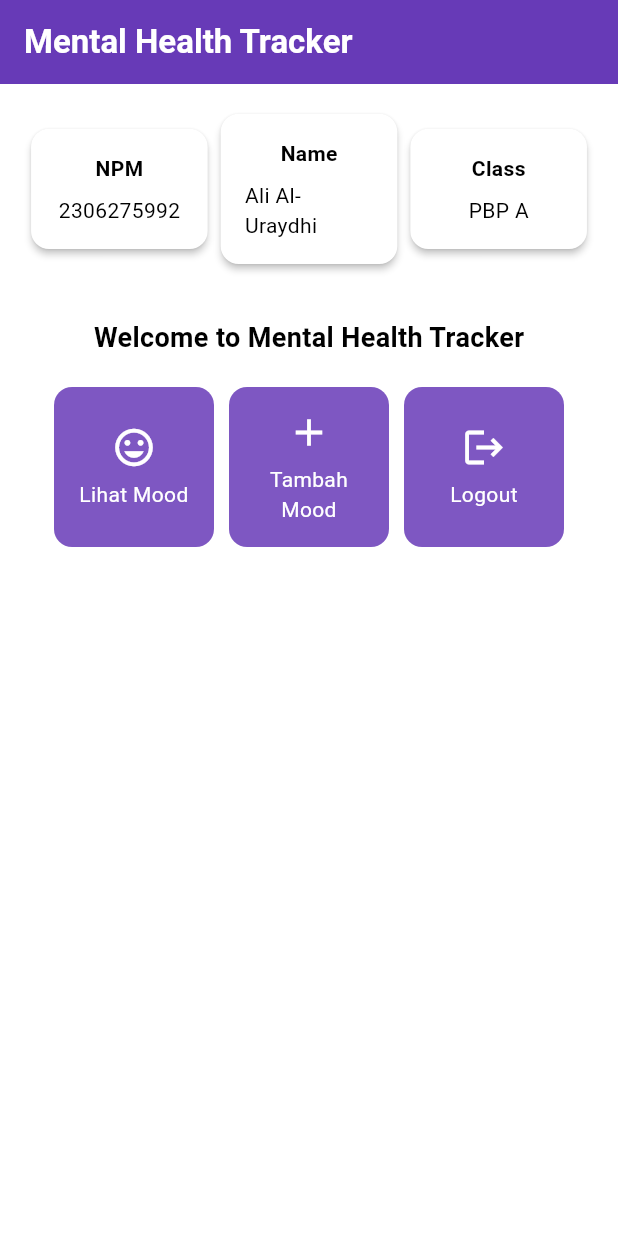
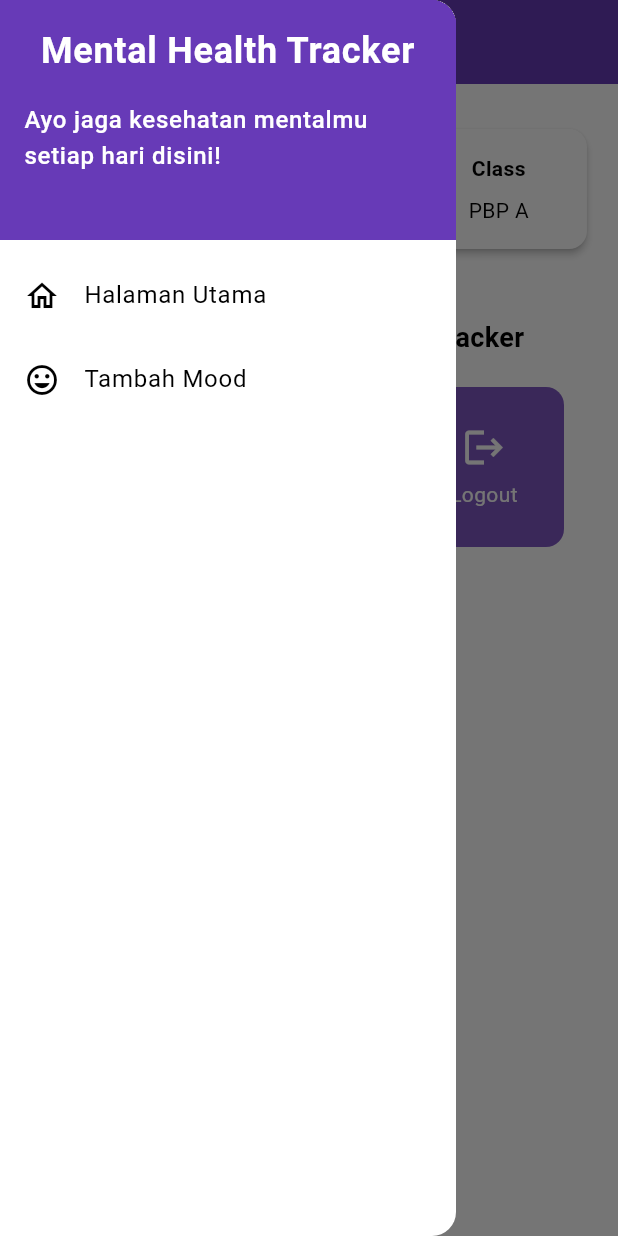
Before and after one commit to alialuraydhi/mental-health-tracker-mobile, a Flutter app: the screen it shows after launch, with the side drawer open (before the commit the screen has no drawer), on a phone screen of 412 x 824 dp. Run offline on Flutter 3.47's test engine with Material 3 defaults, Android fonts, the phone set to English and light mode, and no system bars.

Commit message:
tutorial 7

```diff
--- a/lib/main.dart
+++ b/lib/main.dart
@@ -1,5 +1,5 @@
 import 'package:flutter/material.dart';
-import 'package:mental_health_tracker/menu.dart';
+import 'package:mental_health_tracker/screens/menu.dart';
 
 void main() {
   runApp(const MyApp());
@@ -12,7 +12,7 @@ class MyApp extends StatelessWidget {
   @override
   Widget build(BuildContext context) {
     return MaterialApp(
-      title: 'Flutter Demo',
+      title: 'Flutter Page',
       theme: ThemeData(
         // This is the theme of your application.
         //
@@ -29,8 +29,8 @@ class MyApp extends StatelessWidget {
         //
         // This works for code too, not just values: Most code changes can be
         // tested with just a hot reload.
-         colorScheme: ColorScheme.fromSwatch(
-              primarySwatch: Colors.deepPurple,
+        colorScheme: ColorScheme.fromSwatch(
+          primarySwatch: Colors.deepPurple,
         ).copyWith(secondary: Colors.deepPurple[400]),
         useMaterial3: true,
       ),
--- a/lib/menu.dart
+++ /dev/null
@@ -1,188 +0,0 @@
-import 'package:flutter/material.dart';
-
-class MyHomePage extends StatelessWidget {
-    final String npm = '2306275992'; // NPM
-    final String name = 'Ali Al-Uraydhi'; // Nama
-    final String className = 'PBP A'; // Kelas
-    MyHomePage({super.key});
-
-  @override
-  Widget build(BuildContext context) {
-    // Scaffold menyediakan struktur dasar halaman dengan AppBar dan body.
-    return Scaffold(
-      // AppBar adalah bagian atas halaman yang menampilkan judul.
-      appBar: AppBar(
-        // Judul aplikasi "Mental Health Tracker" dengan teks putih dan tebal.
-        title: const Text(
-          'Mental Health Tracker',
-          style: TextStyle(
-            color: Colors.white,
-            fontWeight: FontWeight.bold,
-          ),
-        ),
-        // Warna latar belakang AppBar diambil dari skema warna tema aplikasi.
-        backgroundColor: Theme.of(context).colorScheme.primary,
-      ),
-      // Body halaman dengan padding di sekelilingnya.
-      body: Padding(
-        padding: const EdgeInsets.all(16.0),
-        // Menyusun widget secara vertikal dalam sebuah kolom.
-        child: Column(
-          crossAxisAlignment: CrossAxisAlignment.center,
-          children: [
-            // Row untuk menampilkan 3 InfoCard secara horizontal.
-            Row(
-              mainAxisAlignment: MainAxisAlignment.spaceEvenly,
-              children: [
-                InfoCard(title: 'NPM', content: npm),
-                InfoCard(title: 'Name', content: name),
-                InfoCard(title: 'Class', content: className),
-              ],
-            ),
-
-            // Memberikan jarak vertikal 16 unit.
-            const SizedBox(height: 16.0),
-
-            // Menempatkan widget berikutnya di tengah halaman.
-            Center(
-              child: Column(
-                // Menyusun teks dan grid item secara vertikal.
-
-                children: [
-                  // Menampilkan teks sambutan dengan gaya tebal dan ukuran 18.
-                  const Padding(
-                    padding: EdgeInsets.only(top: 16.0),
-                    child: Text(
-                      'Welcome to Mental Health Tracker',
-                      style: TextStyle(
-                        fontWeight: FontWeight.bold,
-                        fontSize: 18.0,
-                      ),
-                    ),
-                  ),
-
-                  // Grid untuk menampilkan ItemCard dalam bentuk grid 3 kolom.
-                  GridView.count(
-                    primary: true,
-                    padding: const EdgeInsets.all(20),
-                    crossAxisSpacing: 10,
-                    mainAxisSpacing: 10,
-                    crossAxisCount: 3,
-                    // Agar grid menyesuaikan tinggi kontennya.
-                    shrinkWrap: true,
-
-                    // Menampilkan ItemCard untuk setiap item dalam list items.
-                    children: items.map((ItemHomepage item) {
-                      return ItemCard(item);
-                    }).toList(),
-                  ),
-                ],
-              ),
-            ),
-          ],
-        ),
-      ),
-    );
-  }
-
-
-    final List<ItemHomepage> items = [
-         ItemHomepage("Lihat Mood", Icons.mood),
-         ItemHomepage("Tambah Mood", Icons.add),
-         ItemHomepage("Logout", Icons.logout),
-    ];
-}
-
-class InfoCard extends StatelessWidget {
-  // Kartu informasi yang menampilkan title dan content.
-
-  final String title;  // Judul kartu.
-  final String content;  // Isi kartu.
-
-  const InfoCard({super.key, required this.title, required this.content});
-
-  @override
-  Widget build(BuildContext context) {
-    return Card(
-      // Membuat kotak kartu dengan bayangan dibawahnya.
-      elevation: 2.0,
-      child: Container(
-        // Mengatur ukuran dan jarak di dalam kartu.
-        width: MediaQuery.of(context).size.width / 3.5, // menyesuaikan dengan lebar device yang digunakan.
-        padding: const EdgeInsets.all(16.0),
-        // Menyusun title dan content secara vertikal.
-        child: Column(
-          children: [
-            Text(
-              title,
-              style: const TextStyle(fontWeight: FontWeight.bold),
-            ),
-            const SizedBox(height: 8.0),
-            Text(content),
-          ],
-        ),
-      ),
-    );
-  }
-}
-
-class ItemHomepage {
-    final String name;
-    final IconData icon;
-
-    ItemHomepage(this.name, this.icon);
-}
-
-class ItemCard extends StatelessWidget {
-  // Menampilkan kartu dengan ikon dan nama.
-
-  final ItemHomepage item;
-
-  const ItemCard(this.item, {super.key});
-
-  @override
-  Widget build(BuildContext context) {
-    return Material(
-      // Menentukan warna latar belakang dari tema aplikasi.
-      color: Theme.of(context).colorScheme.secondary,
-      // Membuat sudut kartu melengkung.
-      borderRadius: BorderRadius.circular(12),
-
-      child: InkWell(
-        // Aksi ketika kartu ditekan.
-        onTap: () {
-          // Menampilkan pesan SnackBar saat kartu ditekan.
-          ScaffoldMessenger.of(context)
-            ..hideCurrentSnackBar()
-            ..showSnackBar(
-              SnackBar(content: Text("Kamu telah menekan tombol ${item.name}!"))
-            );
-        },
-        // Container untuk menyimpan Icon dan Text
-        child: Container(
-          padding: const EdgeInsets.all(8),
-          child: Center(
-            child: Column(
-              // Menyusun ikon dan teks di tengah kartu.
-              mainAxisAlignment: MainAxisAlignment.center,
-              children: [
-                Icon(
-                  item.icon,
-                  color: Colors.white,
-                  size: 30.0,
-                ),
-                const Padding(padding: EdgeInsets.all(3)),
-                Text(
-                  item.name,
-                  textAlign: TextAlign.center,
-                  style: const TextStyle(color: Colors.white),
-                ),
-              ],
-            ),
-          ),
-        ),
-      ),
-    );
-  }
-
-}
--- /dev/null
+++ b/lib/screens/menu.dart
@@ -0,0 +1,98 @@
+import 'package:flutter/material.dart';
+import 'package:mental_health_tracker/widgets/left_drawer.dart';
+import 'package:mental_health_tracker/widgets/mood_card.dart';
+
+class MyHomePage extends StatelessWidget  {
+  MyHomePage({super.key});
+
+  final String npm = '2306275992';
+  final String name = 'Ali Al-Uraydhi';
+  final String pbp_class = 'PBP A';
+
+  final List<ItemHomepage> items = [
+    ItemHomepage("Lihat Mood", Icons.mood),
+    ItemHomepage("Tambah Mood", Icons.add),
+    ItemHomepage("Logout", Icons.logout),
+  ];
+
+  @override
+  Widget build(BuildContext context) {
+    // Scaffold menyediakan struktur dasar halaman dengan AppBar dan body.
+    return Scaffold(
+      // AppBar adalah bagian atas halaman yang menampilkan judul.
+      appBar: AppBar(
+        // Judul aplikasi "Mental Health Tracker" dengan teks putih dan tebal.
+        title: const Text(
+          'Mental Health Tracker',
+          style: TextStyle(
+            color: Colors.white,
+            fontWeight: FontWeight.bold,
+          ),
+        ),
+        // Warna latar belakang AppBar diambil dari skema warna tema aplikasi.
+        backgroundColor: Theme.of(context).colorScheme.primary,
+        iconTheme: const IconThemeData(color: Colors.white),
+      ),
+      drawer: const LeftDrawer(),
+      // Body halaman dengan padding di sekelilingnya.
+      body: Padding(
+        padding: const EdgeInsets.all(16.0),
+        // Menyusun widget secara vertikal dalam sebuah kolom.
+        child: Column(
+          crossAxisAlignment: CrossAxisAlignment.center,
+          children: [
+            // Row untuk menampilkan 3 InfoCard secara horizontal.
+            Row(
+              mainAxisAlignment: MainAxisAlignment.spaceEvenly,
+              children: [
+                InfoCard(title: 'NPM', content: npm),
+                InfoCard(title: 'Name', content: name),
+                InfoCard(title: 'Class', content: pbp_class),
+              ],
+            ),
+
+            // Memberikan jarak vertikal 16 unit.
+            const SizedBox(height: 16.0),
+
+            // Menempatkan widget berikutnya di tengah halaman.
+            Center(
+              child: Column(
+                // Menyusun teks dan grid item secara vertikal.
+
+                children: [
+                  // Menampilkan teks sambutan dengan gaya tebal dan ukuran 18.
+                  const Padding(
+                    padding: EdgeInsets.only(top: 16.0),
+                    child: Text(
+                      'Welcome to Mental Health Tracker',
+                      style: TextStyle(
+                        fontWeight: FontWeight.bold,
+                        fontSize: 18.0,
+                      ),
+                    ),
+                  ),
+
+                  // Grid untuk menampilkan ItemCard dalam bentuk grid 3 kolom.
+                  GridView.count(
+                    primary: true,
+                    padding: const EdgeInsets.all(20),
+                    crossAxisSpacing: 10,
+                    mainAxisSpacing: 10,
+                    crossAxisCount: 3,
+                    // Agar grid menyesuaikan tinggi kontennya.
+                    shrinkWrap: true,
+
+                    // Menampilkan ItemCard untuk setiap item dalam list items.
+                    children: items.map((ItemHomepage item) {
+                      return ItemCard(item);
+                    }).toList(),
+                  ),
+                ],
+              ),
+            ),
+          ],
+        ),
+      ),
+    );
+  }
+}
--- /dev/null
+++ b/lib/widgets/left_drawer.dart
@@ -0,0 +1,63 @@
+import 'package:flutter/material.dart';
+import 'package:mental_health_tracker/screens/menu.dart';
+import 'package:mental_health_tracker/screens/moodentry_form.dart';
+
+class LeftDrawer extends StatelessWidget {
+  const LeftDrawer({super.key});
+
+  @override
+  Widget build(BuildContext context) {
+    return Drawer(
+      child: ListView(
+        children: [
+          DrawerHeader(
+            decoration: BoxDecoration(
+              color: Theme.of(context).colorScheme.primary,
+            ),
+            child: const Column(
+              children: [
+                Text(
+                  'Mental Health Tracker',
+                  textAlign: TextAlign.center,
+                  style: TextStyle(
+                    fontSize: 24,
+                    fontWeight: FontWeight.bold,
+                    color: Colors.white,
+                  ),
+                ),
+                Padding(padding: EdgeInsets.all(8)),
+                Text(
+                  "Ayo jaga kesehatan mentalmu setiap hari disini!",
+                  style: TextStyle(
+                    color: Colors.white,
+                    fontWeight: FontWeight.w500,
+                  ),
+                ),
+              ],
+            ),
+          ),
+          ListTile(
+            leading: const Icon(Icons.home_outlined),
+            title: const Text('Halaman Utama'),
+            // Bagian redirection ke MyHomePage
+            onTap: () {
+              Navigator.pushReplacement(
+                  context,
+                  MaterialPageRoute(
+                    builder: (context) => MyHomePage(),
+                  ));
+            },
+          ),
+          ListTile(
+            leading: const Icon(Icons.mood),
+            title: const Text('Tambah Mood'),
+            // Bagian redirection ke MoodEntryFormPage
+            onTap: () {
+              Navigator.push(context, MaterialPageRoute(builder: (context) => MoodEntryFormPage()));
+            },
+          ),
+        ],
+      ),
+    );
+  }
+}
--- /dev/null
+++ b/lib/widgets/mood_card.dart
@@ -0,0 +1,93 @@
+import 'package:flutter/material.dart';
+
+class InfoCard extends StatelessWidget {
+  // Kartu informasi yang menampilkan title dan content.
+
+  final String title;  // Judul kartu.
+  final String content;  // Isi kartu.
+
+  const InfoCard({super.key, required this.title, required this.content});
+
+  @override
+  Widget build(BuildContext context) {
+    return Card(
+      // Membuat kotak kartu dengan bayangan dibawahnya.
+      elevation: 2.0,
+      child: Container(
+        // Mengatur ukuran dan jarak di dalam kartu.
+        width: MediaQuery.of(context).size.width / 3.5, // menyesuaikan dengan lebar device yang digunakan.
+        padding: const EdgeInsets.all(16.0),
+        // Menyusun title dan content secara vertikal.
+        child: Column(
+          children: [
+            Text(
+              title,
+              style: const TextStyle(fontWeight: FontWeight.bold),
+            ),
+            const SizedBox(height: 8.0),
+            Text(content),
+          ],
+        ),
+      ),
+    );
+  }
+}
+class ItemHomepage {
+  final String name;
+  final IconData icon;
+
+  ItemHomepage(this.name, this.icon);
+}
+
+class ItemCard extends StatelessWidget {
+  // Menampilkan kartu dengan ikon dan nama.
+
+  final ItemHomepage item;
+
+  const ItemCard(this.item, {super.key});
+
+  @override
+  Widget build(BuildContext context) {
+    return Material(
+      // Menentukan warna latar belakang dari tema aplikasi.
+      color: Theme.of(context).colorScheme.secondary,
+      // Membuat sudut kartu melengkung.
+      borderRadius: BorderRadius.circular(12),
+
+      child: InkWell(
+        // Aksi ketika kartu ditekan.
+        onTap: () {
+          // Menampilkan pesan SnackBar saat kartu ditekan.
+          ScaffoldMessenger.of(context)
+            ..hideCurrentSnackBar()
+            ..showSnackBar(
+                SnackBar(content: Text("Kamu telah menekan tombol ${item.name}!"))
+            );
+        },
+        // Container untuk menyimpan Icon dan Text
+        child: Container(
+          padding: const EdgeInsets.all(8),
+          child: Center(
+            child: Column(
+              // Menyusun ikon dan teks di tengah kartu.
+              mainAxisAlignment: MainAxisAlignment.center,
+              children: [
+                Icon(
+                  item.icon,
+                  color: Colors.white,
+                  size: 30.0,
+                ),
+                const Padding(padding: EdgeInsets.all(3)),
+                Text(
+                  item.name,
+                  textAlign: TextAlign.center,
+                  style: const TextStyle(color: Colors.white),
+                ),
+              ],
+            ),
+          ),
+        ),
+      ),
+    );
+  }
+}
```
Also changed, not shown: lib/screens/moodentry_form.dart (added, +159 -0 lines).
